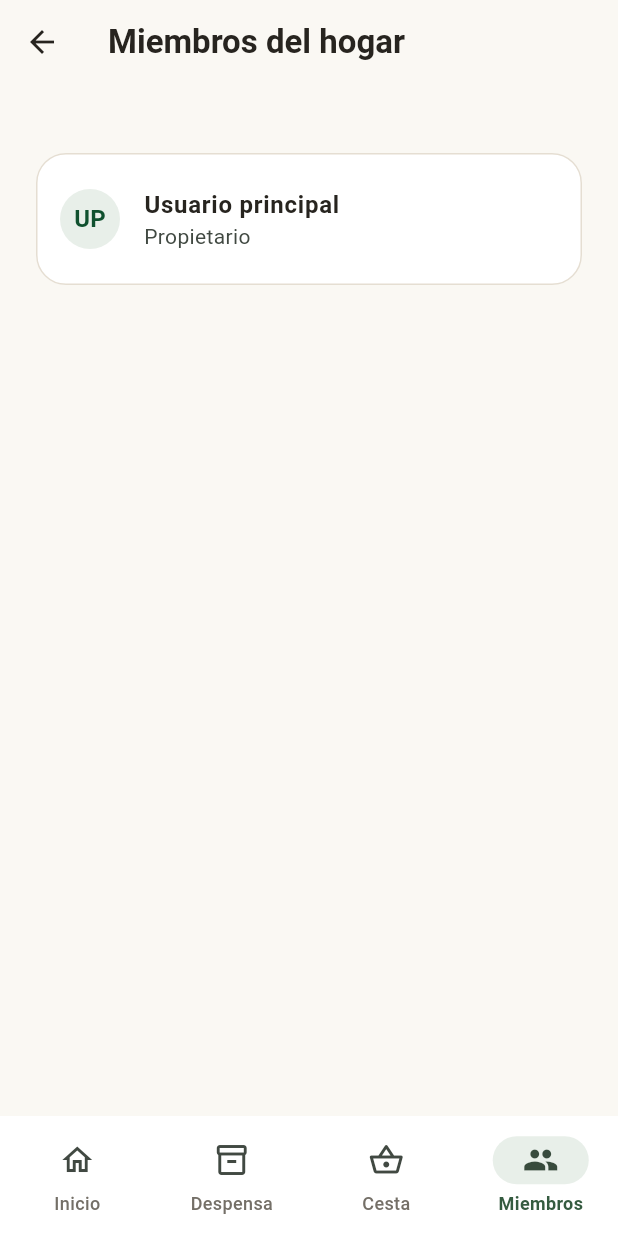
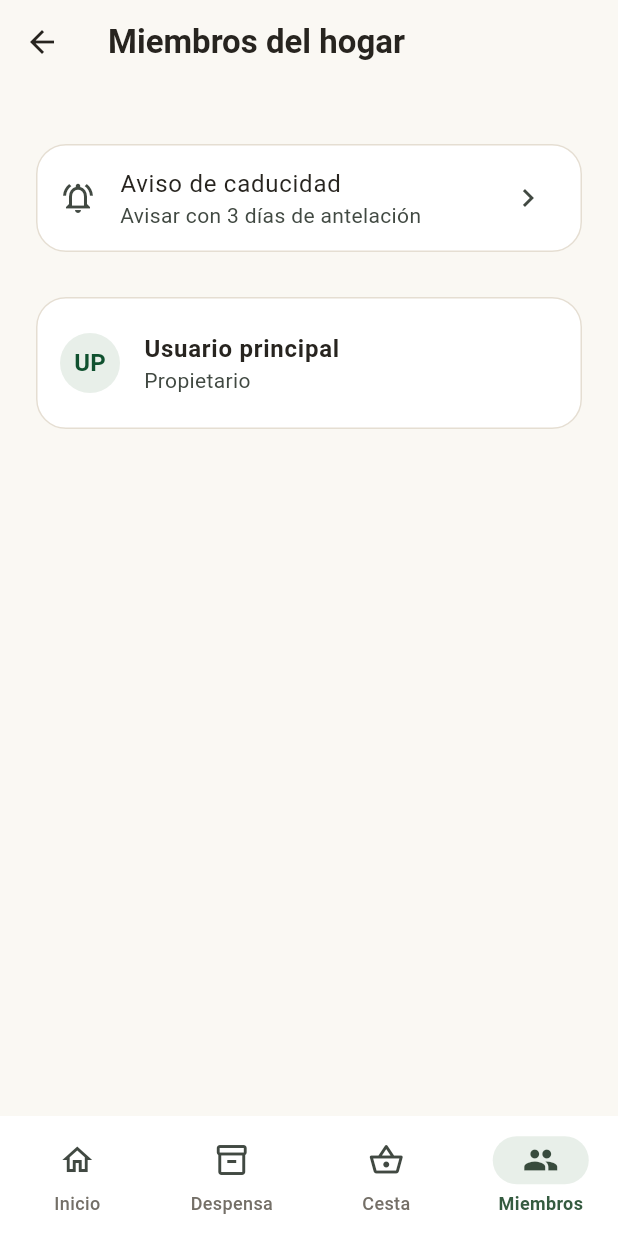
Before and after one commit to Wanakox/despensa-app, a Flutter app: the MainShell screen opened directly with empty values, item 4 of the bottom bar chosen, on a phone screen of 412 x 824 dp. Run offline on Flutter 3.47's test engine with Material 3 defaults, Android fonts, the phone set to English and light mode, and no system bars; our stand-ins replace cloud_firestore, firebase_auth, firebase_core, share_plus, shared_preferences; accounts and stored records are empty.

Commit message:
feat: configurar avisos de caducidad

```diff
--- /dev/null
+++ b/lib/core/services/expiration_preferences.dart
@@ -0,0 +1,51 @@
+import 'package:cloud_firestore/cloud_firestore.dart';
+
+import 'auth_service.dart';
+import 'local_storage.dart';
+
+abstract final class ExpirationPreferences {
+  static const defaultWarningDays = 3;
+  static const _section = 'expiration-warning-days';
+
+  static String _localKey(String householdName) =>
+      LocalStorage.householdKey(_section, householdName);
+
+  static Future<int> load({
+    required String householdName,
+    required String? householdId,
+  }) async {
+    if (householdId != null && AuthService.currentUser != null) {
+      final snapshot = await FirebaseFirestore.instance
+          .collection('households')
+          .doc(householdId)
+          .get();
+      return _normalize(snapshot.data()?['expirationWarningDays']);
+    }
+    final stored = await LocalStorage.readList(_localKey(householdName));
+    return _normalize(stored?.firstOrNull?['value']);
+  }
+
+  static Future<void> save({
+    required String householdName,
+    required String? householdId,
+    required int days,
+  }) async {
+    final normalized = days.clamp(0, 30);
+    if (householdId != null && AuthService.currentUser != null) {
+      await FirebaseFirestore.instance
+          .collection('households')
+          .doc(householdId)
+          .update({
+            'expirationWarningDays': normalized,
+            'updatedAt': FieldValue.serverTimestamp(),
+          });
+      return;
+    }
+    await LocalStorage.writeList(_localKey(householdName), [
+      {'value': normalized},
+    ]);
+  }
+
+  static int _normalize(Object? value) =>
+      value is num ? value.toInt().clamp(0, 30) : defaultWarningDays;
+}
--- a/lib/features/home/presentation/home_screen.dart
+++ b/lib/features/home/presentation/home_screen.dart
@@ -17,10 +17,12 @@ class HomeScreen extends StatefulWidget {
     required this.onNavigate,
     required this.onLogout,
     this.householdId,
+    this.expirationWarningDays = 3,
     super.key,
   });
   final String householdName;
   final String? householdId;
+  final int expirationWarningDays;
   final ValueChanged<int> onNavigate;
   final VoidCallback onLogout;
 
@@ -57,7 +59,8 @@ class _HomeScreenState extends State<HomeScreen> {
       if (value == null) return false;
       final date = DateTime.tryParse(value);
       return date != null &&
-          DateUtils.dateOnly(date).difference(today).inDays <= 3;
+          DateUtils.dateOnly(date).difference(today).inDays <=
+              widget.expirationWarningDays;
     }).length;
   }
 
--- a/lib/features/home/presentation/main_shell.dart
+++ b/lib/features/home/presentation/main_shell.dart
@@ -1,6 +1,7 @@
 import 'package:flutter/material.dart';
 
 import '../../../core/services/auth_service.dart';
+import '../../../core/services/expiration_preferences.dart';
 import '../../auth/presentation/login_screen.dart';
 import '../../cart/presentation/cart_screen.dart';
 import '../../inventory/presentation/inventory_screen.dart';
@@ -21,6 +22,21 @@ class _MainShellState extends State<MainShell> {
   int _selectedIndex = 0;
   int _cartRevision = 0;
   int _inventoryRevision = 0;
+  int _expirationWarningDays = ExpirationPreferences.defaultWarningDays;
+
+  @override
+  void initState() {
+    super.initState();
+    _loadExpirationPreferences();
+  }
+
+  Future<void> _loadExpirationPreferences() async {
+    final days = await ExpirationPreferences.load(
+      householdName: widget.householdName,
+      householdId: widget.householdId,
+    );
+    if (mounted) setState(() => _expirationWarningDays = days);
+  }
 
   Future<void> _logout() async {
     await AuthService.signOut();
@@ -39,12 +55,14 @@ class _MainShellState extends State<MainShell> {
         householdName: widget.householdName,
         onNavigate: (index) => setState(() => _selectedIndex = index),
         onLogout: _logout,
+        expirationWarningDays: _expirationWarningDays,
       ),
       InventoryScreen(
         key: ValueKey(_inventoryRevision),
         householdId: widget.householdId,
         householdName: widget.householdName,
         onCartChanged: () => setState(() => _cartRevision++),
+        expirationWarningDays: _expirationWarningDays,
       ),
       CartScreen(
         key: ValueKey(_cartRevision),
@@ -55,6 +73,9 @@ class _MainShellState extends State<MainShell> {
       MembersScreen(
         householdId: widget.householdId,
         householdName: widget.householdName,
+        expirationWarningDays: _expirationWarningDays,
+        onExpirationWarningDaysChanged: (days) =>
+            setState(() => _expirationWarningDays = days),
       ),
     ];
     return Scaffold(
--- a/lib/features/members/presentation/members_screen.dart
+++ b/lib/features/members/presentation/members_screen.dart
@@ -4,6 +4,7 @@ import 'package:share_plus/share_plus.dart';
 import '../../../app/theme/app_colors.dart';
 import '../../../core/widgets/app_button.dart';
 import '../../../core/services/auth_service.dart';
+import '../../../core/services/expiration_preferences.dart';
 import '../data/member_service.dart';
 import '../domain/household_member.dart';
 import '../../activity/data/activity_service.dart';
@@ -12,11 +13,15 @@ class MembersScreen extends StatefulWidget {
   const MembersScreen({
     required this.householdName,
     this.householdId,
+    this.expirationWarningDays = ExpirationPreferences.defaultWarningDays,
+    this.onExpirationWarningDaysChanged,
     super.key,
   });
 
   final String householdName;
   final String? householdId;
+  final int expirationWarningDays;
+  final ValueChanged<int>? onExpirationWarningDaysChanged;
 
   @override
   State<MembersScreen> createState() => _MembersScreenState();
@@ -74,6 +79,20 @@ class _MembersScreenState extends State<MembersScreen> {
                 ],
               ),
             ),
+          const SizedBox(height: 16),
+          Card(
+            child: ListTile(
+              leading: const Icon(Icons.notifications_active_outlined),
+              title: const Text('Aviso de caducidad'),
+              subtitle: Text(
+                widget.expirationWarningDays == 0
+                    ? 'Avisar el mismo día'
+                    : 'Avisar con ${widget.expirationWarningDays} días de antelación',
+              ),
+              trailing: const Icon(Icons.chevron_right),
+              onTap: _configureExpirationWarning,
+            ),
+          ),
           const SizedBox(height: 22),
           if (_loading)
             const Padding(
@@ -153,6 +172,41 @@ class _MembersScreenState extends State<MembersScreen> {
     } catch (error) {
       debugPrint('Error al invitar miembro: $error');
       if (mounted) _showMessage('No se ha podido enviar la invitación.');
+    }
+  }
+
+  Future<void> _configureExpirationWarning() async {
+    final selected = await showDialog<int>(
+      context: context,
+      builder: (context) => SimpleDialog(
+        title: const Text('Avisar antes de caducar'),
+        children: [0, 1, 3, 7, 14]
+            .map(
+              (days) => ListTile(
+                leading: Icon(
+                  days == widget.expirationWarningDays
+                      ? Icons.radio_button_checked
+                      : Icons.radio_button_off,
+                ),
+                title: Text(days == 0 ? 'El mismo día' : '$days días antes'),
+                onTap: () => Navigator.pop(context, days),
+              ),
+            )
+            .toList(),
+      ),
+    );
+    if (selected == null || !mounted) return;
+    try {
+      await ExpirationPreferences.save(
+        householdName: widget.householdName,
+        householdId: widget.householdId,
+        days: selected,
+      );
+      widget.onExpirationWarningDaysChanged?.call(selected);
+      if (mounted) _showMessage('Margen de caducidad actualizado');
+    } catch (error) {
+      debugPrint('Error al guardar el margen de caducidad: $error');
+      if (mounted) _showMessage('No se ha podido guardar el margen.');
     }
   }
 
```
Also changed, not shown: lib/features/inventory/presentation/inventory_screen.dart (+6 -1 lines), 1 other file.
